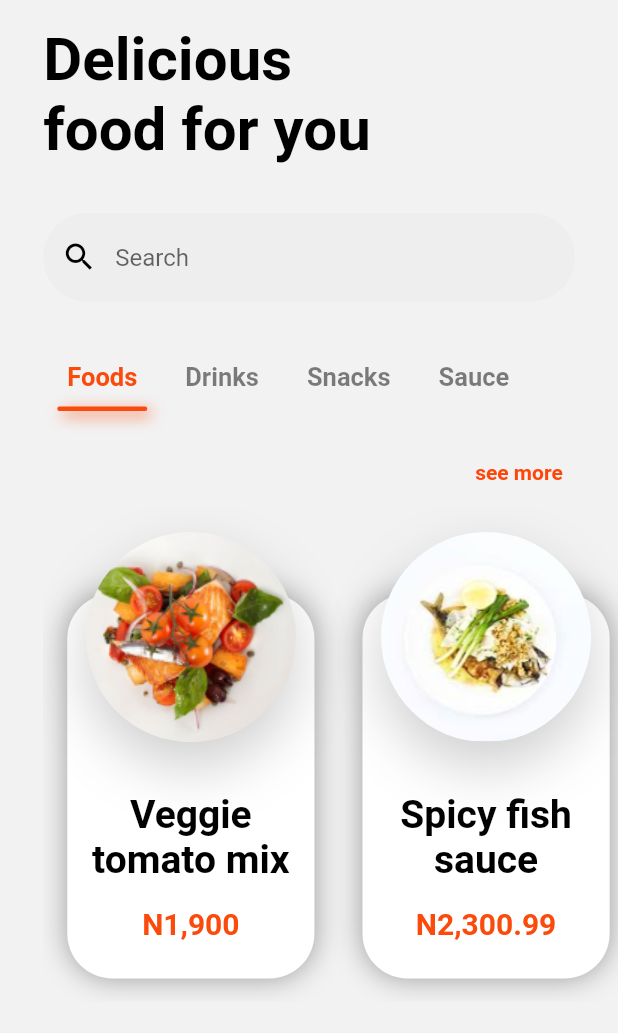
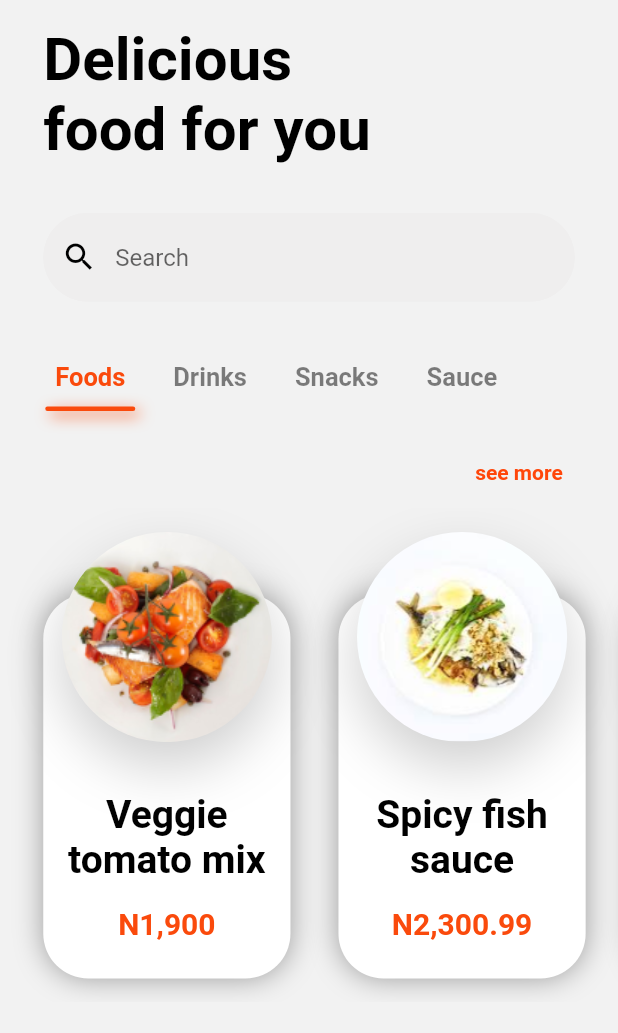
Before and after one commit to Takano9999/food_delivery, a Flutter app: the HomeScreen screen opened directly, on a phone screen of 412 x 824 dp. Shown: the top 1033 px of the screen. Run offline on Flutter 3.47's test engine with Material 2 defaults, Android fonts, the phone set to English and light mode, and no system bars; our stand-ins replace flutter_svg, get; missing offline and left inert: dart:ffi; Roboto replaces fonts that are missing (SF).

Commit message:
change paddings code for better user performance

```diff
--- a/lib/screens/home_screen/home_screen.dart
+++ b/lib/screens/home_screen/home_screen.dart
@@ -48,9 +48,7 @@ class _HomeScreenState extends State<HomeScreen> {
   }
 
   Widget gridFoodItems(double bodyMargin, Size size, FoodController _foodController) {
-    return Padding(
-            padding: EdgeInsets.only(left: bodyMargin),
-            child: SizedBox(
+    return SizedBox(
       width: double.infinity,
       height: size.height/2.5,
       child: ListView.builder(
@@ -59,13 +57,12 @@ class _HomeScreenState extends State<HomeScreen> {
           scrollDirection: Axis.horizontal,
           itemCount: _foodController.itemsList.length,
           itemBuilder: (context,index)=>Padding(
-                    padding: const EdgeInsets.symmetric(horizontal: 16,vertical: 16),
+            padding: EdgeInsets.fromLTRB(index == 0 ? bodyMargin : 16,16,index == _foodController.itemsList.length-1 ? bodyMargin : 16,16),
             child: FoodItem(
             width: size.width/2.5, item: _foodController.itemsList[index],
       ),
           )
       ),
-            )
     );
   }
 
@@ -81,9 +78,7 @@ class _HomeScreenState extends State<HomeScreen> {
   }
 
   Widget buildCategoriesWidget(double bodyMargin, Size size, CategoryController _categoryController) {
-    return Padding(
-            padding: EdgeInsets.only(left: bodyMargin),
-            child: SizedBox(
+    return SizedBox(
       height: size.height * 0.07,
       child: ListView.builder(
         physics: const BouncingScrollPhysics(),
@@ -92,7 +87,7 @@ class _HomeScreenState extends State<HomeScreen> {
         itemCount: _categoryController.categoryList.length,
         itemBuilder: (context,index){
           return Padding(
-                    padding: const EdgeInsets.all(8.0),
+            padding: EdgeInsets.fromLTRB(index==0 ? bodyMargin : 8,8,index==_categoryController.categoryList.length-1 ? bodyMargin : 8,8),
             child: Obx(() =>
               CategoryItem(name: _categoryController.categoryList[index].name, pressed: (){
                 _categoryController.categoryItemIndex.value = index;
@@ -102,7 +97,6 @@ class _HomeScreenState extends State<HomeScreen> {
             ),
           );
       }),
-            ),
     );
   }
 
```
Lines whose indentation alone changed are shown as unchanged.
